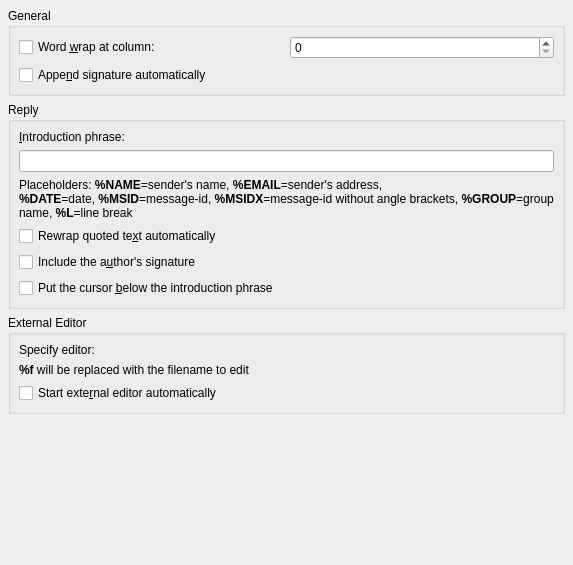
The window that knode/postnewscomposerwidget_base.ui (chusopr/kdepim-ktimetracker-akonadi) describes before a commit, drawn with Qt 5.
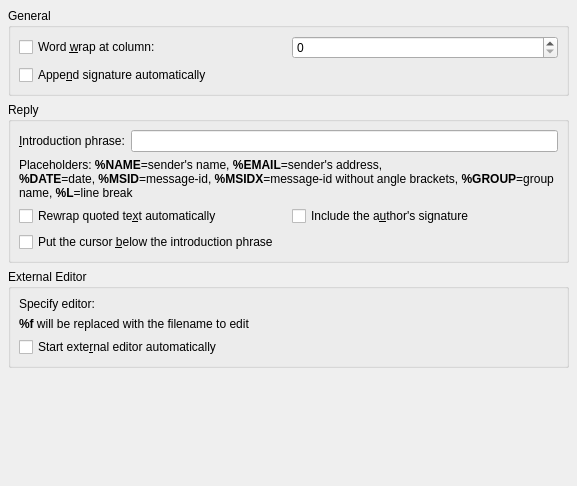
The same window after the commit. Custom widgets are drawn as their Qt base class.

Commit message: Made the Composer config dialog smaller to fit small resolutions.

```diff
--- a/knode/postnewscomposerwidget_base.ui
+++ b/knode/postnewscomposerwidget_base.ui
@@ -6,8 +6,8 @@
    <rect>
     <x>0</x>
     <y>0</y>
-    <width>573</width>
-    <height>565</height>
+    <width>577</width>
+    <height>486</height>
    </rect>
   </property>
   <layout class="QVBoxLayout" >
@@ -22,13 +22,20 @@
      <property name="title" >
       <string>General</string>
      </property>
-     <layout class="QGridLayout" >
+     <layout class="QGridLayout" name="gridLayout" >
       <property name="margin" >
        <number>8</number>
       </property>
       <property name="spacing" >
        <number>6</number>
       </property>
+      <item row="0" column="0" >
+       <widget class="QCheckBox" name="kcfg_wordWrap" >
+        <property name="text" >
+         <string>Word &amp;wrap at column:</string>
+        </property>
+       </widget>
+      </item>
       <item row="1" column="0" colspan="2" >
        <widget class="QCheckBox" name="kcfg_appendOwnSignature" >
         <property name="text" >
@@ -39,13 +46,6 @@
       <item row="0" column="1" >
        <widget class="KIntSpinBox" name="kcfg_maxLineLength" />
       </item>
-      <item row="0" column="0" >
-       <widget class="QCheckBox" name="kcfg_wordWrap" >
-        <property name="text" >
-         <string>Word &amp;wrap at column:</string>
-        </property>
-       </widget>
-      </item>
      </layout>
     </widget>
    </item>
@@ -54,10 +54,15 @@
      <property name="title" >
       <string>Reply</string>
      </property>
-     <layout class="QVBoxLayout" >
+     <layout class="QVBoxLayout" name="verticalLayout" >
+      <property name="spacing" >
+       <number>6</number>
+      </property>
       <property name="margin" >
        <number>8</number>
       </property>
+      <item>
+       <layout class="QHBoxLayout" name="horizontalLayout" >
       <property name="spacing" >
        <number>6</number>
       </property>
@@ -74,6 +79,8 @@
       <item>
        <widget class="KLineEdit" name="kcfg_Intro" />
       </item>
+       </layout>
+      </item>
       <item>
        <widget class="QLabel" name="label2" >
         <property name="text" >
@@ -85,20 +92,25 @@
        </widget>
       </item>
       <item>
+       <layout class="QGridLayout" name="gridLayout_3" >
+        <property name="spacing" >
+         <number>6</number>
+        </property>
+        <item row="0" column="0" >
        <widget class="QCheckBox" name="kcfg_rewrap" >
         <property name="text" >
          <string>Rewrap quoted te&amp;xt automatically</string>
         </property>
        </widget>
       </item>
-      <item>
+        <item row="0" column="1" >
        <widget class="QCheckBox" name="kcfg_includeSignature" >
         <property name="text" >
          <string>Include the a&amp;uthor's signature</string>
         </property>
        </widget>
       </item>
-      <item>
+        <item row="1" column="0" colspan="2" >
        <widget class="QCheckBox" name="kcfg_cursorOnTop" >
         <property name="text" >
          <string>Put the cursor &amp;below the introduction phrase</string>
@@ -106,6 +118,8 @@
        </widget>
       </item>
      </layout>
+      </item>
+     </layout>
     </widget>
    </item>
    <item>
@@ -166,26 +180,26 @@
  <pixmapfunction>qPixmapFromMimeSource</pixmapfunction>
  <customwidgets>
   <customwidget>
-   <class>KUrlRequester</class>
-   <extends>QFrame</extends>
-   <header>kurlrequester.h</header>
+   <class>KIntSpinBox</class>
+   <extends>QSpinBox</extends>
+   <header>knuminput.h</header>
   </customwidget>
   <customwidget>
    <class>KLineEdit</class>
    <extends>QLineEdit</extends>
    <header>klineedit.h</header>
   </customwidget>
+  <customwidget>
+   <class>KUrlRequester</class>
+   <extends>QFrame</extends>
+   <header>kurlrequester.h</header>
+  </customwidget>
   <customwidget>
    <class>KCModule</class>
    <extends>QWidget</extends>
    <header>kcmodule.h</header>
    <container>1</container>
   </customwidget>
-  <customwidget>
-   <class>KIntSpinBox</class>
-   <extends>QSpinBox</extends>
-   <header>knuminput.h</header>
-  </customwidget>
  </customwidgets>
  <resources/>
  <connections/>
```
Left out of the diff: 15 changed lines with no effect on the pictures. Lines whose indentation alone changed are shown as unchanged.
